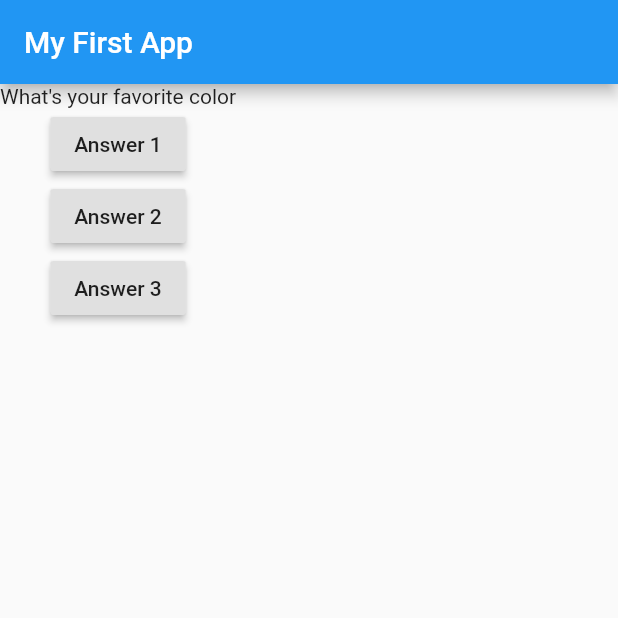
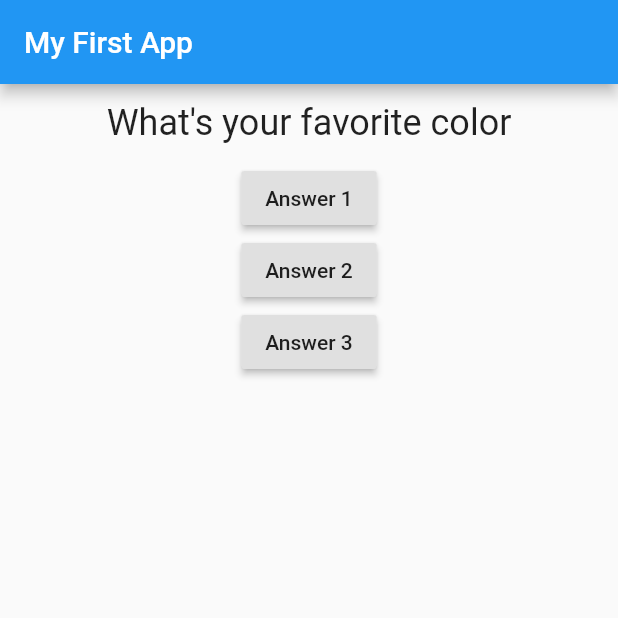
Before and after one commit to aliensmart/flutter_first_project, a Flutter app: the screen it shows after launch, on a phone screen of 412 x 824 dp, the top half of it. Run offline on Flutter 3.47's test engine with Material 2 defaults, Android fonts, the phone set to English and light mode, and no system bars.

Commit message:
styled the questions

```diff
--- a/lib/question.dart
+++ b/lib/question.dart
@@ -1,12 +1,19 @@
 import 'package:flutter/material.dart';
 
 class Question extends StatelessWidget {
-  String questionText;
+  final String questionText;
 
   Question(this.questionText);
 
   @override
   Widget build(BuildContext context) {
-    return Text(questionText);
+    return Container(
+        width: double.infinity,
+        margin: EdgeInsets.all(12),
+        child: Text(
+          questionText,
+          style: TextStyle(fontSize: 24),
+          textAlign: TextAlign.center,
+        ));
   }
 }
```
